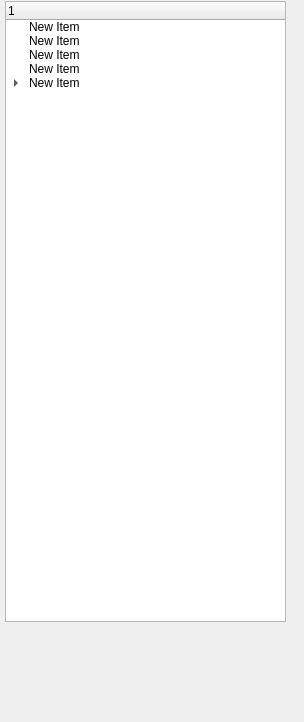
Old version of the form branches/HPGCToolbox/IndicatorManagement.ui in the repository artifact113/particle-swarm-optimization.
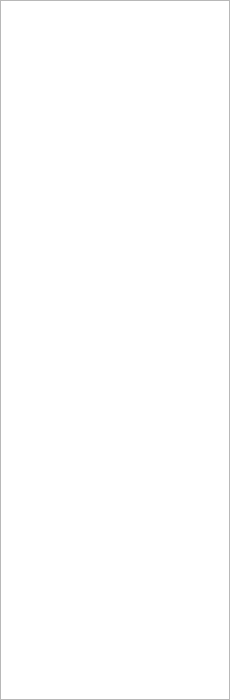
New version of the form.

```diff
--- a/branches/HPGCToolbox/IndicatorManagement.ui
+++ b/branches/HPGCToolbox/IndicatorManagement.ui
@@ -6,20 +6,32 @@
    <rect>
     <x>0</x>
     <y>0</y>
-    <width>304</width>
-    <height>722</height>
+    <width>230</width>
+    <height>700</height>
    </rect>
   </property>
+  <property name="minimumSize">
+   <size>
+    <width>230</width>
+    <height>700</height>
+   </size>
+  </property>
+  <property name="maximumSize">
+   <size>
+    <width>230</width>
+    <height>700</height>
+   </size>
+  </property>
   <property name="windowTitle">
    <string>指标管理</string>
   </property>
   <widget class="QTreeWidget" name="treeWidget">
    <property name="geometry">
     <rect>
-     <x>5</x>
-     <y>1</y>
-     <width>281</width>
-     <height>621</height>
+     <x>0</x>
+     <y>0</y>
+     <width>230</width>
+     <height>700</height>
     </rect>
    </property>
    <property name="dragEnabled">
@@ -31,47 +43,17 @@
    <property name="defaultDropAction">
     <enum>Qt::MoveAction</enum>
    </property>
+   <property name="columnCount">
+    <number>1</number>
+   </property>
+   <attribute name="headerVisible">
+    <bool>false</bool>
+   </attribute>
    <column>
     <property name="text">
-     <string>1</string>
+     <string>name</string>
     </property>
    </column>
-   <item>
-    <property name="text">
-     <string>New Item</string>
-    </property>
-    <property name="flags">
-     <set>ItemIsSelectable|ItemIsEditable|ItemIsDragEnabled|ItemIsDropEnabled|ItemIsUserCheckable|ItemIsEnabled|ItemIsTristate</set>
-    </property>
-   </item>
-   <item>
-    <property name="text">
-     <string>New Item</string>
-    </property>
-    <property name="flags">
-     <set>ItemIsSelectable|ItemIsEditable|ItemIsDragEnabled|ItemIsDropEnabled|ItemIsUserCheckable|ItemIsEnabled|ItemIsTristate</set>
-    </property>
-   </item>
-   <item>
-    <property name="text">
-     <string>New Item</string>
-    </property>
-   </item>
-   <item>
-    <property name="text">
-     <string>New Item</string>
-    </property>
-   </item>
-   <item>
-    <property name="text">
-     <string>New Item</string>
-    </property>
-    <item>
-     <property name="text">
-      <string>New Item</string>
-     </property>
-    </item>
-   </item>
   </widget>
  </widget>
  <resources/>
```
